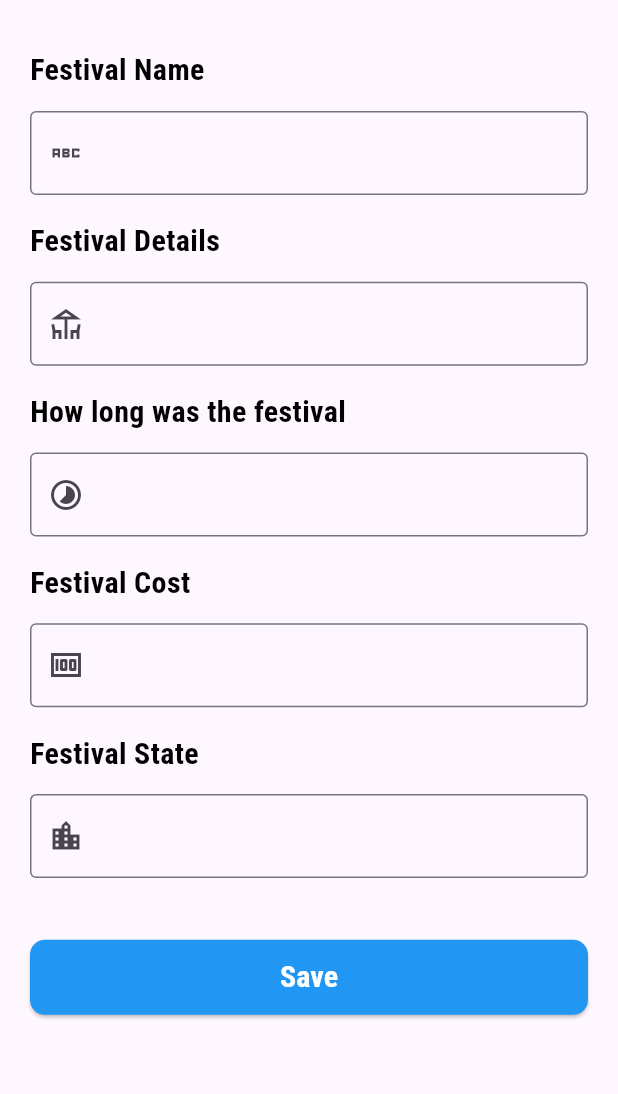
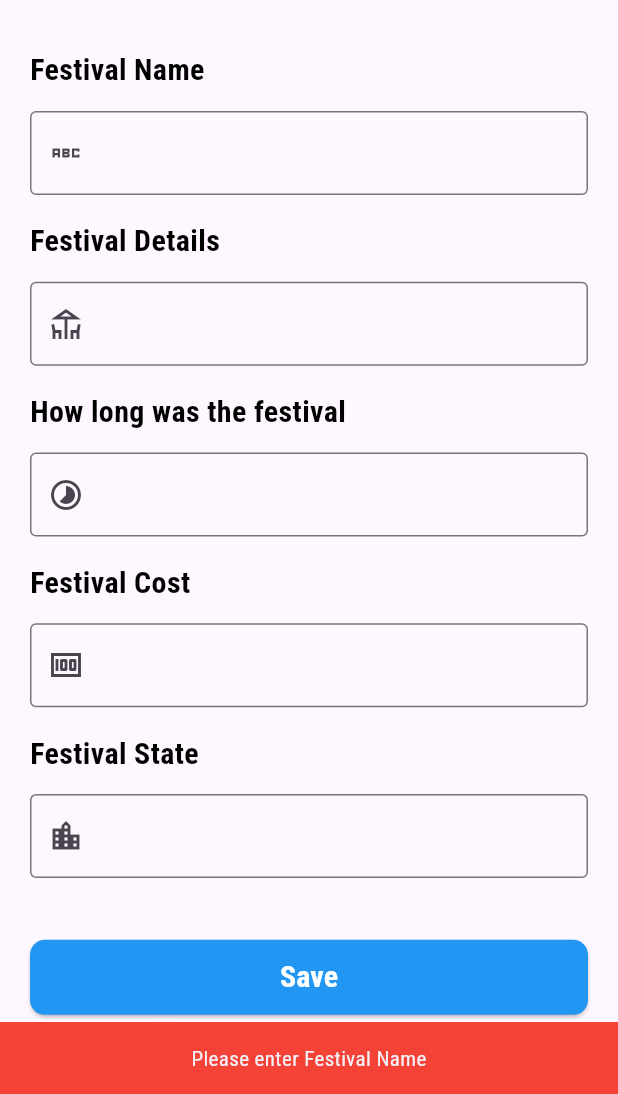
Before and after one commit to MIXThanakorn/festival_diary_app, a Flutter app: the AddFestUI screen opened directly, scrolled down 110 dp, after a tap on "Save", on a phone screen of 412 x 824 dp, the part 142-1236 px from its top. Run offline on Flutter 3.47's test engine with Material 3 defaults, Android fonts, the phone set to English and light mode, and no system bars; our stand-ins replace dio, google_fonts, image_picker.

Commit message:
V4:fest_api & add_fest_ui finished

```diff
--- a/lib/models/festTB.dart
+++ b/lib/models/festTB.dart
@@ -1,27 +1,27 @@
-class FestTB {
+class Fest {
   int? festId;
   String? festName;
-  String? userDetail;
+  String? festDetail;
   int? festNumday;
   int? festCost;
   int? userId;
   String? festState;
   String? festImage;
 
-  FestTB(
+  Fest(
       {this.festId,
       this.festName,
-      this.userDetail,
+      this.festDetail,
       this.festNumday,
       this.festCost,
       this.userId,
       this.festState,
       this.festImage});
 
-  FestTB.fromJson(Map<String, dynamic> json) {
+  Fest.fromJson(Map<String, dynamic> json) {
     festId = json['festId'];
     festName = json['festName'];
-    userDetail = json['userDetail'];
+    festDetail = json['festDetail'];
     festNumday = json['festNumday'];
     festCost = json['festCost'];
     userId = json['userId'];
@@ -33,7 +33,7 @@ class FestTB {
     final Map<String, dynamic> data = new Map<String, dynamic>();
     data['festId'] = this.festId;
     data['festName'] = this.festName;
-    data['userDetail'] = this.userDetail;
+    data['festDetail'] = this.festDetail;
     data['festNumday'] = this.festNumday;
     data['festCost'] = this.festCost;
     data['userId'] = this.userId;
--- a/lib/views/add_fest_ui.dart
+++ b/lib/views/add_fest_ui.dart
@@ -1,8 +1,10 @@
 import 'dart:io';
 
+import 'package:festival_diary_app/service/fest_api.dart';
 import 'package:flutter/material.dart';
 import 'package:festival_diary_app/constants/color_constant.dart';
 import "package:image_picker/image_picker.dart";
+import 'package:festival_diary_app/models/festTB.dart';
 
 class AddFestUI extends StatefulWidget {
   int? userId;
@@ -13,6 +15,34 @@ class AddFestUI extends StatefulWidget {
 }
 
 class _AddFestUIState extends State<AddFestUI> {
+  TextEditingController festNameCtrl = TextEditingController(text: '');
+  TextEditingController festDetailCtrl = TextEditingController(text: '');
+  TextEditingController festNumdayCtrl = TextEditingController(text: '');
+  TextEditingController festCostCtrl = TextEditingController(text: '');
+  TextEditingController festStateCtrl = TextEditingController(text: '');
+
+  showwarningsnackbar(context, mes) {
+    ScaffoldMessenger.of(context).showSnackBar(SnackBar(
+      content: Text(
+        mes,
+        textAlign: TextAlign.center,
+      ),
+      duration: Duration(seconds: 2),
+      backgroundColor: Colors.red,
+    ));
+  }
+
+  showcompletesnackbar(context, mes) {
+    ScaffoldMessenger.of(context).showSnackBar(SnackBar(
+      content: Text(
+        mes,
+        textAlign: TextAlign.center,
+      ),
+      duration: Duration(seconds: 2),
+      backgroundColor: const Color.fromARGB(255, 6, 107, 9),
+    ));
+  }
+
   File? festFile;
   Future<void> openCamera() async {
     final img = await ImagePicker().pickImage(
@@ -103,6 +133,7 @@ class _AddFestUIState extends State<AddFestUI> {
                   height: MediaQuery.of(context).size.height * 0.015,
                 ),
                 TextField(
+                  controller: festNameCtrl,
                   decoration: InputDecoration(
                       border: OutlineInputBorder(),
                       prefixIcon: Icon(Icons.abc_sharp)),
@@ -124,6 +155,7 @@ class _AddFestUIState extends State<AddFestUI> {
                   height: MediaQuery.of(context).size.height * 0.015,
                 ),
                 TextField(
+                  controller: festDetailCtrl,
                   decoration: InputDecoration(
                       border: OutlineInputBorder(),
                       prefixIcon: Icon(Icons.deck_outlined)),
@@ -145,6 +177,8 @@ class _AddFestUIState extends State<AddFestUI> {
                   height: MediaQuery.of(context).size.height * 0.015,
                 ),
                 TextField(
+                  controller: festNumdayCtrl,
+                  keyboardType: TextInputType.number,
                   decoration: InputDecoration(
                       border: OutlineInputBorder(),
                       prefixIcon: Icon(Icons.timelapse)),
@@ -166,6 +200,8 @@ class _AddFestUIState extends State<AddFestUI> {
                   height: MediaQuery.of(context).size.height * 0.015,
                 ),
                 TextField(
+                  controller: festCostCtrl,
+                  keyboardType: TextInputType.number,
                   decoration: InputDecoration(
                       border: OutlineInputBorder(),
                       prefixIcon: Icon(Icons.money)),
@@ -187,6 +223,7 @@ class _AddFestUIState extends State<AddFestUI> {
                   height: MediaQuery.of(context).size.height * 0.015,
                 ),
                 TextField(
+                  controller: festStateCtrl,
                   decoration: InputDecoration(
                       border: OutlineInputBorder(),
                       prefixIcon: Icon(Icons.location_city)),
@@ -201,7 +238,44 @@ class _AddFestUIState extends State<AddFestUI> {
                           borderRadius: BorderRadius.circular(10),
                         ),
                         backgroundColor: Color(mainColor)),
-                    onPressed: () async {},
+                    onPressed: () async {
+                      if (festNameCtrl.text.trim().isEmpty) {
+                        showwarningsnackbar(
+                            context, 'Please enter Festival Name');
+                      } else if (festDetailCtrl.text.trim().isEmpty) {
+                        showwarningsnackbar(
+                            context, 'Please enter Festival Details');
+                      } else if (festNumdayCtrl.text.trim().isEmpty) {
+                        showwarningsnackbar(
+                            context, 'Please enter Festival Duration');
+                      } else if (festCostCtrl.text.trim().isEmpty) {
+                        showwarningsnackbar(
+                            context, 'Please enter Festival Cost');
+                      } else if (festStateCtrl.text.trim().isEmpty) {
+                        showwarningsnackbar(
+                            context, 'Please enter Festival State');
+                      } else {
+                        Fest fest = Fest(
+                          festName: festNameCtrl.text.trim(),
+                          festDetail: festDetailCtrl.text.trim(),
+                          festNumday: int.parse(festNumdayCtrl.text.trim()),
+                          festCost: int.parse(festCostCtrl.text.trim()),
+                          userId: widget.userId,
+                          festState: festStateCtrl.text.trim(),
+                        );
+                        if (await FestAPI().AddFest(fest, festFile)) {
+                          showcompletesnackbar(
+                            context,
+                            'Added successfully',
+                          );
+                        } else {
+                          showwarningsnackbar(
+                            context,
+                            'Added failed',
+                          );
+                        }
+                      }
+                    },
                     child: Text(
                       'Save',
                       style: TextStyle(
```
Also changed, not shown: lib/service/fest_api.dart (added, +46 -0 lines), lib/service/user_api.dart (+1 -6 lines).
